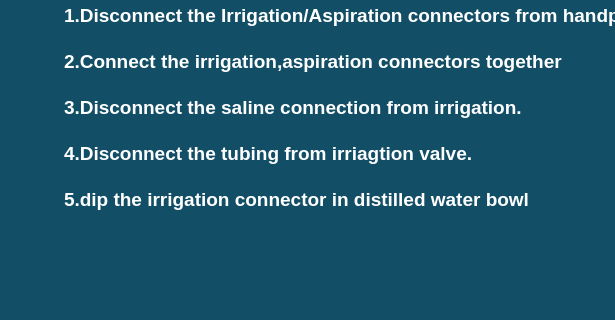
First picture: the form in prime.ui, repository RISWANAAAA/venturiphaco, before the edit; both pictures show x 482 to 1097 and y 256 to 576 of the 1280 by 720 pixel window.
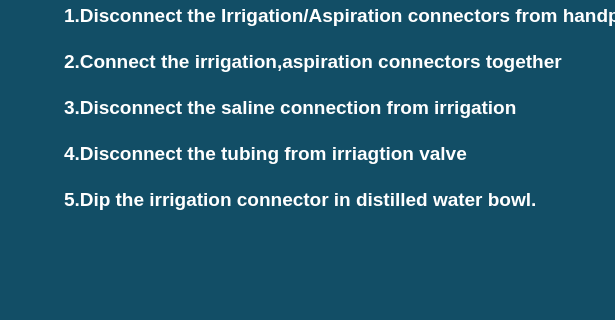
Second picture: the form after the edit. The open tabs and pages were chosen to show the change. Icons and pictures are not drawn.

The edit to the form file:
```diff
--- a/prime.ui
+++ b/prime.ui
@@ -365,11 +365,11 @@
 &lt;p style=&quot;-qt-paragraph-type:empty; margin-top:0px; margin-bottom:0px; margin-left:0px; margin-right:0px; -qt-block-indent:0; text-indent:0px; font-size:14pt; font-weight:600; color:#ffffff;&quot;&gt;&lt;br /&gt;&lt;/p&gt;
 &lt;p style=&quot; margin-top:0px; margin-bottom:0px; margin-left:0px; margin-right:0px; -qt-block-indent:0; text-indent:0px;&quot;&gt;&lt;span style=&quot; font-size:14pt; font-weight:600; color:#ffffff;&quot;&gt;2.Connect the irrigation,aspiration connectors together&lt;/span&gt;&lt;/p&gt;
 &lt;p style=&quot;-qt-paragraph-type:empty; margin-top:0px; margin-bottom:0px; margin-left:0px; margin-right:0px; -qt-block-indent:0; text-indent:0px; font-size:14pt; font-weight:600; color:#ffffff;&quot;&gt;&lt;br /&gt;&lt;/p&gt;
-&lt;p style=&quot; margin-top:0px; margin-bottom:0px; margin-left:0px; margin-right:0px; -qt-block-indent:0; text-indent:0px;&quot;&gt;&lt;span style=&quot; font-size:14pt; font-weight:600; color:#ffffff;&quot;&gt;3.Disconnect the saline connection from irrigation.&lt;/span&gt;&lt;/p&gt;
+&lt;p style=&quot; margin-top:0px; margin-bottom:0px; margin-left:0px; margin-right:0px; -qt-block-indent:0; text-indent:0px;&quot;&gt;&lt;span style=&quot; font-size:14pt; font-weight:600; color:#ffffff;&quot;&gt;3.Disconnect the saline connection from irrigation&lt;/span&gt;&lt;/p&gt;
 &lt;p style=&quot;-qt-paragraph-type:empty; margin-top:0px; margin-bottom:0px; margin-left:0px; margin-right:0px; -qt-block-indent:0; text-indent:0px; font-size:14pt; font-weight:600; color:#ffffff;&quot;&gt;&lt;br /&gt;&lt;/p&gt;
-&lt;p style=&quot; margin-top:0px; margin-bottom:0px; margin-left:0px; margin-right:0px; -qt-block-indent:0; text-indent:0px;&quot;&gt;&lt;span style=&quot; font-size:14pt; font-weight:600; color:#ffffff;&quot;&gt;4.Disconnect the tubing from irriagtion valve.&lt;/span&gt;&lt;/p&gt;
+&lt;p style=&quot; margin-top:0px; margin-bottom:0px; margin-left:0px; margin-right:0px; -qt-block-indent:0; text-indent:0px;&quot;&gt;&lt;span style=&quot; font-size:14pt; font-weight:600; color:#ffffff;&quot;&gt;4.Disconnect the tubing from irriagtion valve&lt;/span&gt;&lt;/p&gt;
 &lt;p style=&quot;-qt-paragraph-type:empty; margin-top:0px; margin-bottom:0px; margin-left:0px; margin-right:0px; -qt-block-indent:0; text-indent:0px; font-size:14pt; font-weight:600; color:#ffffff;&quot;&gt;&lt;br /&gt;&lt;/p&gt;
-&lt;p style=&quot; margin-top:0px; margin-bottom:0px; margin-left:0px; margin-right:0px; -qt-block-indent:0; text-indent:0px;&quot;&gt;&lt;span style=&quot; font-size:14pt; font-weight:600; color:#ffffff;&quot;&gt;5.dip the irrigation connector in distilled water bowl&lt;/span&gt;&lt;/p&gt;&lt;/body&gt;&lt;/html&gt;</string>
+&lt;p style=&quot; margin-top:0px; margin-bottom:0px; margin-left:0px; margin-right:0px; -qt-block-indent:0; text-indent:0px;&quot;&gt;&lt;span style=&quot; font-size:14pt; font-weight:600; color:#ffffff;&quot;&gt;5.Dip the irrigation connector in distilled water bowl.&lt;/span&gt;&lt;/p&gt;&lt;/body&gt;&lt;/html&gt;</string>
      </property>
     </widget>
     <widget class="QPushButton" name="begin_clean_but_2">
```
Left out of the diff: 5 changed lines with no effect on the pictures.
